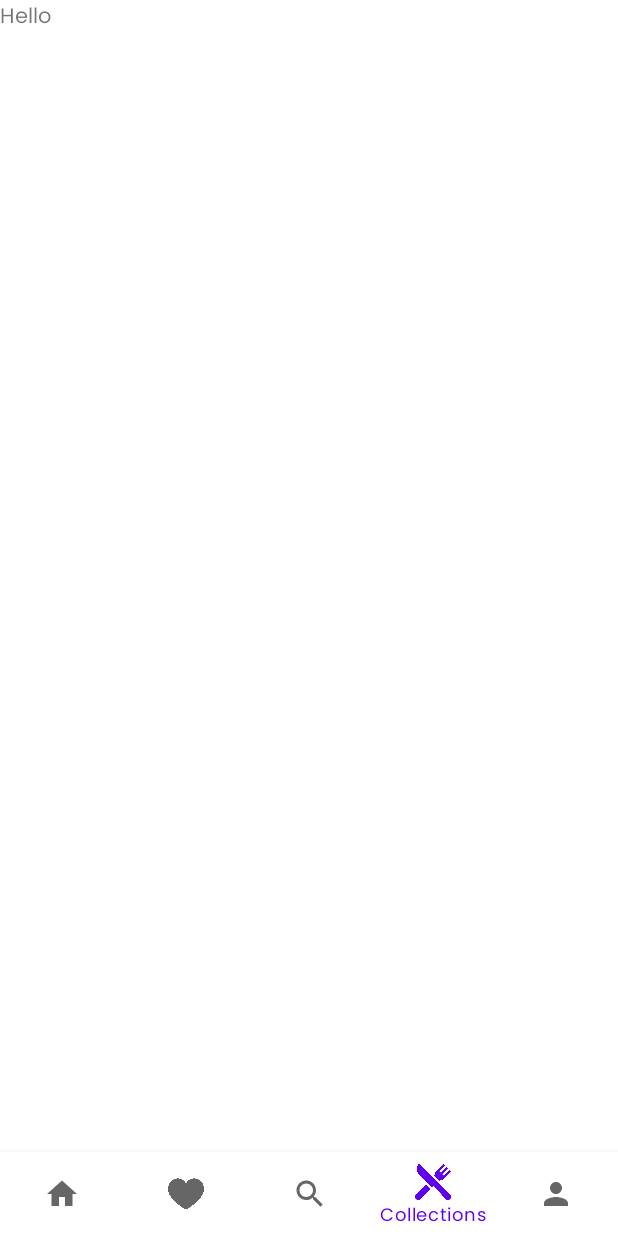
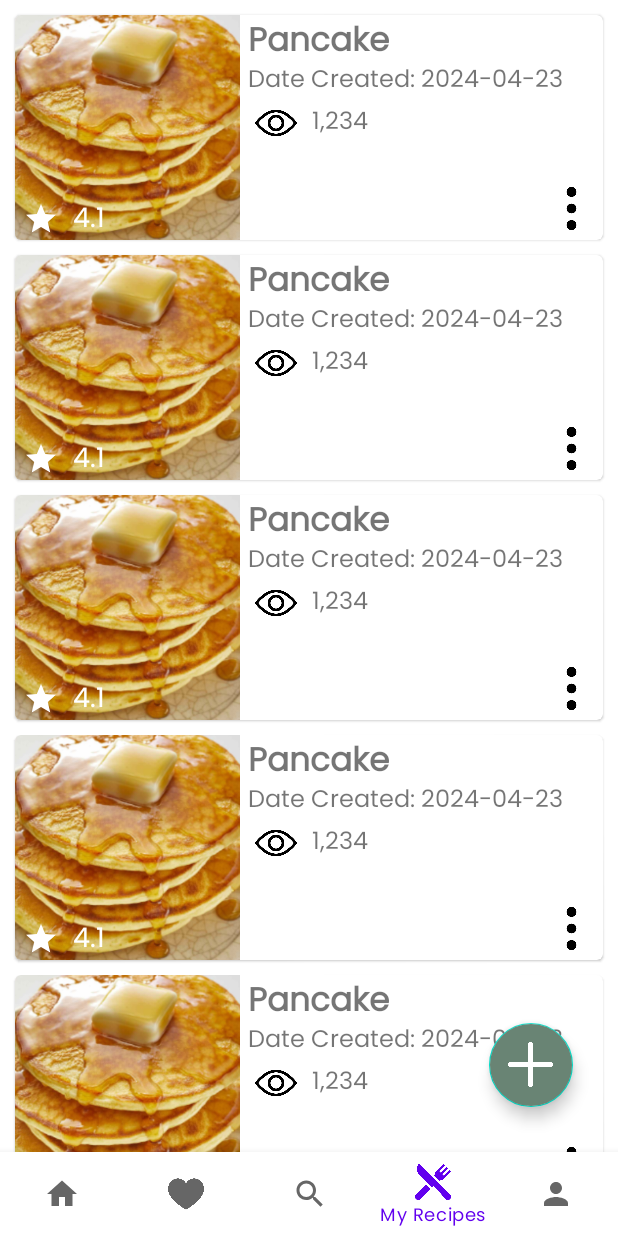
Before and after one commit to Manny5500/Chaws, an Android app: the CollectionsFragment screen opened through its navigation route, on a phone screen of 412 x 824 dp. Run offline under Robolectric (Android 15) with nearby library versions, the phone set to English and light mode, and no system bars; our stand-ins replace navigation-ui.

Commit message:
Added MyRecipes

```diff
--- /dev/null
+++ b/app/src/main/java/com/example/recipeapp/adapter/MyRecipeAdapter.kt
@@ -0,0 +1,27 @@
+package com.example.recipeapp.adapter
+
+import android.view.LayoutInflater
+import android.view.View
+import android.view.ViewGroup
+import androidx.recyclerview.widget.RecyclerView
+import com.example.recipeapp.R
+
+class MyRecipeAdapter(private val items: List<String>) :
+    RecyclerView.Adapter<MyRecipeAdapter.ViewHolder>() {
+    override fun onCreateViewHolder(parent: ViewGroup, viewType: Int): ViewHolder {
+        val view = LayoutInflater.from(parent.context).inflate(R.layout.item_myrecipes, parent, false)
+        return ViewHolder(view)
+    }
+
+    override fun onBindViewHolder(holder: ViewHolder, position: Int) {
+        //holder.textView.text = items[position]
+    }
+
+    override fun getItemCount(): Int {
+        return items.size
+    }
+
+    inner class ViewHolder(itemView: View) : RecyclerView.ViewHolder(itemView) {
+        //val textView: TextView = itemView.findViewById(android.R.id.text1)
+    }
+}
--- a/app/src/main/java/com/example/recipeapp/ui/collections/CollectionsFragment.kt
+++ b/app/src/main/java/com/example/recipeapp/ui/collections/CollectionsFragment.kt
@@ -7,8 +7,11 @@ import android.view.LayoutInflater
 import android.view.View
 import android.view.ViewGroup
 import android.widget.TextView
+import androidx.recyclerview.widget.LinearLayoutManager
 import com.example.recipeapp.R
+import com.example.recipeapp.adapter.MyRecipeAdapter
 import com.example.recipeapp.databinding.FragmentCollectionsBinding
+import com.example.recipeapp.utils.MarginItemDecorationVertical
 
 class CollectionsFragment : Fragment() {
 
@@ -28,6 +31,12 @@ class CollectionsFragment : Fragment() {
 
         _binding = FragmentCollectionsBinding.inflate(inflater, container, false)
         val root: View = binding.root
+
+        val recyclerCollections = binding.recyclerCollections
+        recyclerCollections.layoutManager = LinearLayoutManager(requireContext())
+        recyclerCollections.adapter = MyRecipeAdapter(listOf("", "", "", "", "", "", "",
+            "", "", "", "", "", "", "","", "", "", "", "", "", ""))
+        recyclerCollections.addItemDecoration(MarginItemDecorationVertical(requireContext(), R.dimen.bottom_margin))
         return root
     }
 
--- a/app/src/main/res/layout/fragment_collections.xml
+++ b/app/src/main/res/layout/fragment_collections.xml
@@ -3,11 +3,43 @@
     xmlns:tools="http://schemas.android.com/tools"
     android:layout_width="match_parent"
     android:layout_height="match_parent"
+    xmlns:app="http://schemas.android.com/apk/res-auto"
     tools:context=".ui.collections.CollectionsFragment">
 
-    <TextView
+    <androidx.constraintlayout.widget.ConstraintLayout
         android:layout_width="match_parent"
-        android:layout_height="match_parent"
-        android:text="Hello" />
+        android:layout_height="match_parent">
+
+        <androidx.recyclerview.widget.RecyclerView
+            android:id="@+id/recyclerCollections"
+            android:layout_width="match_parent"
+            android:layout_height="match_parent"
+            app:layout_constraintStart_toStartOf="parent"
+            app:layout_constraintEnd_toEndOf="parent"
+            app:layout_constraintBottom_toBottomOf="parent"
+            app:layout_constraintTop_toTopOf="parent"
+            android:orientation="horizontal"/>
+
+
+        <com.google.android.material.floatingactionbutton.FloatingActionButton
+            android:layout_width="wrap_content"
+            android:layout_height="wrap_content"
+            android:backgroundTint="@color/food_1_4"
+            android:foregroundTint="@color/white"
+            android:elevation="4dp"
+            android:clickable="true"
+            app:tint= "@color/white"
+            android:src="@drawable/plus__1_"
+            app:maxImageSize="30dp"
+            app:layout_constraintBottom_toBottomOf="parent"
+            app:layout_constraintEnd_toEndOf="parent"
+            android:layout_marginBottom="30dp"
+            android:layout_marginEnd="30dp"/>
+
+    </androidx.constraintlayout.widget.ConstraintLayout>
+
+
+
+
 
 </FrameLayout>
--- a/app/src/main/res/layout/fragment_home.xml
+++ b/app/src/main/res/layout/fragment_home.xml
@@ -18,8 +18,8 @@
                 android:id="@+id/textNew"
                 android:layout_width="wrap_content"
                 android:layout_height="wrap_content"
-                android:layout_marginStart="20dp"
-                android:layout_marginTop="20dp"
+                android:layout_marginStart="10dp"
+                android:layout_marginTop="10dp"
                 android:text="New"
                 android:textSize="25sp"
                 app:layout_constraintStart_toStartOf="parent"
@@ -30,8 +30,7 @@
                 android:id="@+id/recyclerNew"
                 android:layout_width="match_parent"
                 android:layout_height="wrap_content"
-                android:layout_marginTop="20dp"
-                android:layout_marginBottom="20dp"
+                android:layout_marginTop="10dp"
                 app:layout_constraintStart_toStartOf="parent"
                 app:layout_constraintEnd_toEndOf="parent"
                 app:layout_constraintBottom_toTopOf="@id/textTrending"
@@ -41,7 +40,8 @@
                 android:id="@+id/textTrending"
                 android:layout_width="wrap_content"
                 android:layout_height="wrap_content"
-                android:layout_marginStart="20dp"
+                android:layout_marginStart="10dp"
+                android:layout_marginTop="10dp"
                 android:text="Trending"
                 android:textSize="25sp"
                 app:layout_constraintStart_toStartOf="parent"
@@ -51,14 +51,14 @@
                 android:id="@+id/recyclerTrending"
                 android:layout_width="match_parent"
                 android:layout_height="wrap_content"
-                android:layout_marginTop="20dp"
-                android:layout_marginBottom="20dp"
+                android:layout_marginTop="10dp"
                 app:layout_constraintStart_toStartOf="parent"
                 app:layout_constraintEnd_toEndOf="parent"
                 app:layout_constraintBottom_toTopOf="@id/recyclerContent"
                 app:layout_constraintTop_toBottomOf="@id/textTrending"
                 android:orientation="horizontal"/>
             <androidx.recyclerview.widget.RecyclerView
+                android:layout_marginTop="2dp"
                 android:id="@+id/recyclerContent"
                 android:layout_width="match_parent"
                 android:layout_height="wrap_content"
--- a/app/src/main/res/layout/fragment_profile.xml
+++ b/app/src/main/res/layout/fragment_profile.xml
@@ -25,6 +25,17 @@
                 app:layout_constraintStart_toStartOf="parent"
                 app:layout_constraintTop_toTopOf="parent"
                 app:layout_constraintBottom_toBottomOf="@id/profilePic">
+
+                <ImageView
+                    android:layout_width="30dp"
+                    android:layout_height="30dp"
+                    android:src="@drawable/more__1_"
+                    app:tint="@color/white"
+                    android:layout_marginTop="5dp"
+                    android:layout_marginEnd="10dp"
+                    app:layout_constraintTop_toTopOf="parent"
+                    app:layout_constraintEnd_toEndOf="parent"/>
+
             </androidx.constraintlayout.widget.ConstraintLayout>
 
             <androidx.cardview.widget.CardView
--- a/app/src/main/res/layout/item_content.xml
+++ b/app/src/main/res/layout/item_content.xml
@@ -2,14 +2,14 @@
 <androidx.constraintlayout.widget.ConstraintLayout xmlns:android="http://schemas.android.com/apk/res/android"
     android:layout_width="match_parent"
     android:layout_height="wrap_content"
-    xmlns:app="http://schemas.android.com/apk/res-auto"
-    android:layout_marginTop="10dp"
-    android:layout_marginStart="10dp"
-    android:layout_marginEnd="10dp">
+    android:layout_marginTop="8dp"
+    android:layout_marginStart="8dp"
+    android:layout_marginEnd="8dp"
+    xmlns:app="http://schemas.android.com/apk/res-auto">
 
-    <com.google.android.material.card.MaterialCardView
+    <androidx.constraintlayout.widget.ConstraintLayout
         android:layout_width="match_parent"
-        android:layout_height="wrap_content"
+        android:layout_height="match_parent"
         app:layout_constraintTop_toTopOf="parent"
         app:layout_constraintBottom_toBottomOf="parent"
         app:layout_constraintStart_toStartOf="parent"
@@ -17,19 +17,24 @@
 
         <androidx.constraintlayout.widget.ConstraintLayout
             android:layout_width="match_parent"
-            android:layout_height="wrap_content">
-
-            <ImageView
+            android:layout_height="match_parent">
+            <com.google.android.material.card.MaterialCardView
                 android:id="@+id/imgTitle"
                 android:layout_width="match_parent"
                 android:layout_height="200dp"
-                android:src="@drawable/pancake"
-                android:scaleType="centerCrop"
+                app:cardCornerRadius="5dp"
                 app:layout_constraintTop_toTopOf="parent"
                 app:layout_constraintStart_toStartOf="parent"
                 app:layout_constraintEnd_toEndOf="parent"
                 app:layout_constraintBottom_toTopOf="@id/textTitle">
-            </ImageView>
+                <com.google.android.material.imageview.ShapeableImageView
+                    android:layout_width="match_parent"
+                    android:layout_height="200dp"
+                    android:src="@drawable/pancake"
+                    android:scaleType="centerCrop">
+                </com.google.android.material.imageview.ShapeableImageView>
+            </com.google.android.material.card.MaterialCardView>
+
 
             <de.hdodenhof.circleimageview.CircleImageView
                 android:id="@+id/imgUser"
@@ -41,8 +46,6 @@
                 app:layout_constraintEnd_toStartOf="@id/textTitle"
                 app:layout_constraintStart_toStartOf="parent">
             </de.hdodenhof.circleimageview.CircleImageView>
-
-
 
             <TextView
                 android:id="@+id/textTitle"
@@ -77,6 +80,6 @@
 
 
 
-    </com.google.android.material.card.MaterialCardView>
+    </androidx.constraintlayout.widget.ConstraintLayout>
 
 </androidx.constraintlayout.widget.ConstraintLayout>
--- /dev/null
+++ b/app/src/main/res/layout/item_myrecipes.xml
@@ -0,0 +1,138 @@
+<?xml version="1.0" encoding="utf-8"?>
+<com.google.android.material.card.MaterialCardView xmlns:android="http://schemas.android.com/apk/res/android"
+    android:layout_width="match_parent"
+    android:layout_height="wrap_content"
+    xmlns:app="http://schemas.android.com/apk/res-auto"
+    android:layout_marginTop="10dp"
+    android:layout_marginStart="10dp"
+    android:layout_marginEnd="10dp">
+    <androidx.constraintlayout.widget.ConstraintLayout
+        android:layout_width="match_parent"
+        android:layout_height="wrap_content">
+        <ImageView
+            android:id="@+id/imgTitle"
+            android:layout_width="150dp"
+            android:layout_height="150dp"
+            android:src="@drawable/pancake"
+            android:scaleType="centerCrop"
+            app:layout_constraintTop_toTopOf="parent"
+            app:layout_constraintStart_toStartOf="parent">
+        </ImageView>
+
+        <TextView
+            android:id="@+id/textTitle"
+            android:layout_width="0dp"
+            android:layout_height="30dp"
+            android:textSize="22sp"
+            android:textStyle="bold"
+            android:layout_marginStart="5dp"
+            android:gravity="center_vertical"
+            android:text="Pancake"
+            app:layout_constraintTop_toTopOf="parent"
+            app:layout_constraintEnd_toEndOf="parent"
+            app:layout_constraintStart_toEndOf="@id/imgTitle">
+        </TextView>
+
+        <androidx.constraintlayout.widget.ConstraintLayout
+            android:layout_width="0dp"
+            android:layout_height="28dp"
+            app:layout_constraintBottom_toBottomOf="@id/imgTitle"
+            app:layout_constraintEnd_toEndOf="@id/imgTitle"
+            app:layout_constraintStart_toStartOf="@id/imgTitle">
+
+            <TextView
+                android:id="@+id/starRate"
+                android:layout_width="wrap_content"
+                android:layout_height="28dp"
+                android:textSize="18sp"
+                android:text="  4.1   "
+                android:gravity="center_vertical"
+                android:padding="0dp"
+                android:textColor="@color/white"
+                app:layout_constraintStart_toEndOf="@id/starImg"
+                app:layout_constraintTop_toTopOf="parent"
+                app:layout_constraintBottom_toBottomOf="parent">
+            </TextView>
+
+            <ImageView
+                android:id="@+id/starImg"
+                android:layout_width="wrap_content"
+                android:layout_height="match_parent"
+                android:src="@drawable/baseline_star_24"
+                android:foregroundGravity="center_vertical"
+                android:layout_marginStart="5dp"
+                app:layout_constraintStart_toStartOf="parent"
+                app:layout_constraintTop_toTopOf="parent"
+                app:layout_constraintBottom_toBottomOf="parent"
+                app:tint="@color/white">
+            </ImageView>
+
+
+
+
+        </androidx.constraintlayout.widget.ConstraintLayout>
+        <TextView
+            android:id="@+id/textDate"
+            android:layout_width="0dp"
+            android:layout_height="28dp"
+            android:textSize="16sp"
+            android:gravity="center_vertical"
+            android:text="Date Created: 2024-04-23"
+            app:layout_constraintTop_toBottomOf="@id/textTitle"
+            app:layout_constraintEnd_toEndOf="parent"
+            app:layout_constraintStart_toStartOf="@id/textTitle">
+        </TextView>
+        <TextView
+            android:id="@+id/textRef"
+            android:layout_width="0dp"
+            android:textSize="18sp"
+            android:layout_height="wrap_content"
+            app:layout_constraintTop_toBottomOf="@id/textDate"
+            app:layout_constraintStart_toStartOf="@id/textDate">
+        </TextView>
+        <androidx.constraintlayout.widget.ConstraintLayout
+            android:layout_width="wrap_content"
+            android:layout_height="28dp"
+            app:layout_constraintTop_toBottomOf="@id/textDate"
+            app:layout_constraintStart_toStartOf="@id/textDate">
+
+            <ImageView
+                android:id="@+id/imageViews"
+                android:layout_width="0dp"
+                android:layout_height="match_parent"
+                android:padding="0dp"
+                android:src="@drawable/view"
+                app:layout_constraintStart_toStartOf="parent"
+                app:layout_constraintTop_toTopOf="parent"
+                app:layout_constraintBottom_toBottomOf="parent"
+                app:layout_constraintEnd_toStartOf="@id/textViews">
+            </ImageView>
+
+            <TextView
+                android:id="@+id/textViews"
+                android:layout_width="0dp"
+                android:layout_height="wrap_content"
+                android:textSize="16sp"
+                android:layout_marginStart="5dp"
+                android:padding="0dp"
+                app:layout_constraintBottom_toBottomOf="parent"
+                app:layout_constraintStart_toEndOf="@id/imageViews"
+                app:layout_constraintTop_toTopOf="@id/imageViews"
+                android:text="1,234">
+            </TextView>
+
+        </androidx.constraintlayout.widget.ConstraintLayout>
+
+        <ImageView
+            android:id="@+id/imgHeart"
+            android:layout_width="35dp"
+            android:layout_height="35dp"
+            android:src="@drawable/dots_vertical"
+            android:layout_marginEnd="3dp"
+            android:layout_marginBottom="3dp"
+            app:layout_constraintEnd_toEndOf="parent"
+            app:layout_constraintBottom_toBottomOf="parent">
+        </ImageView>
+    </androidx.constraintlayout.widget.ConstraintLayout>
+
+</com.google.android.material.card.MaterialCardView>
--- a/app/src/main/res/layout/item_new.xml
+++ b/app/src/main/res/layout/item_new.xml
@@ -1,12 +1,10 @@
 <?xml version="1.0" encoding="utf-8"?>
 <androidx.constraintlayout.widget.ConstraintLayout xmlns:android="http://schemas.android.com/apk/res/android"
-    android:layout_width="170dp"
+    android:layout_width="160dp"
     android:layout_height="wrap_content"
     xmlns:app="http://schemas.android.com/apk/res-auto"
-    android:layout_marginTop="10dp"
-    android:layout_marginBottom="10dp"
-    android:layout_marginStart="5dp"
-    android:layout_marginEnd="5dp">
+    android:layout_marginStart="3dp"
+    android:layout_marginEnd="3dp">
 
     <com.google.android.material.card.MaterialCardView
         android:layout_width="match_parent"
@@ -23,7 +21,7 @@
             <ImageView
                 android:id="@+id/imgTitle"
                 android:layout_width="match_parent"
-                android:layout_height="250dp"
+                android:layout_height="220dp"
                 android:src="@drawable/pancake"
                 android:scaleType="centerCrop"
                 app:layout_constraintTop_toTopOf="parent"
--- a/app/src/main/res/layout/item_trending.xml
+++ b/app/src/main/res/layout/item_trending.xml
@@ -1,12 +1,10 @@
 <?xml version="1.0" encoding="utf-8"?>
 <androidx.constraintlayout.widget.ConstraintLayout xmlns:android="http://schemas.android.com/apk/res/android"
-    android:layout_width="170dp"
+    android:layout_width="160dp"
     android:layout_height="wrap_content"
     xmlns:app="http://schemas.android.com/apk/res-auto"
-    android:layout_marginTop="10dp"
-    android:layout_marginBottom="10dp"
-    android:layout_marginStart="5dp"
-    android:layout_marginEnd="5dp">
+    android:layout_marginStart="3dp"
+    android:layout_marginEnd="3dp">
     <com.google.android.material.card.MaterialCardView
         android:layout_width="match_parent"
         android:layout_height="wrap_content"
@@ -22,7 +20,7 @@
             <ImageView
                 android:id="@+id/imgTitle"
                 android:layout_width="match_parent"
-                android:layout_height="250dp"
+                android:layout_height="220dp"
                 android:src="@drawable/pancake"
                 android:scaleType="centerCrop"
                 app:layout_constraintTop_toTopOf="parent"
--- a/app/src/main/res/menu/bottom_nav_menu.xml
+++ b/app/src/main/res/menu/bottom_nav_menu.xml
@@ -19,7 +19,7 @@
     <item
         android:id="@+id/navigation_collections"
         android:icon="@drawable/restaurant"
-        android:title= "@string/collections" />
+        android:title="My Recipes" />
 
     <item
         android:id="@+id/navigation_profile"
```
Also changed, not shown: app/src/main/res/drawable/dots_vertical.png (added), app/src/main/res/drawable/more__1_.png (added), app/src/main/res/drawable/plus__1_.png (added), app/src/main/res/drawable/view.png (added).
